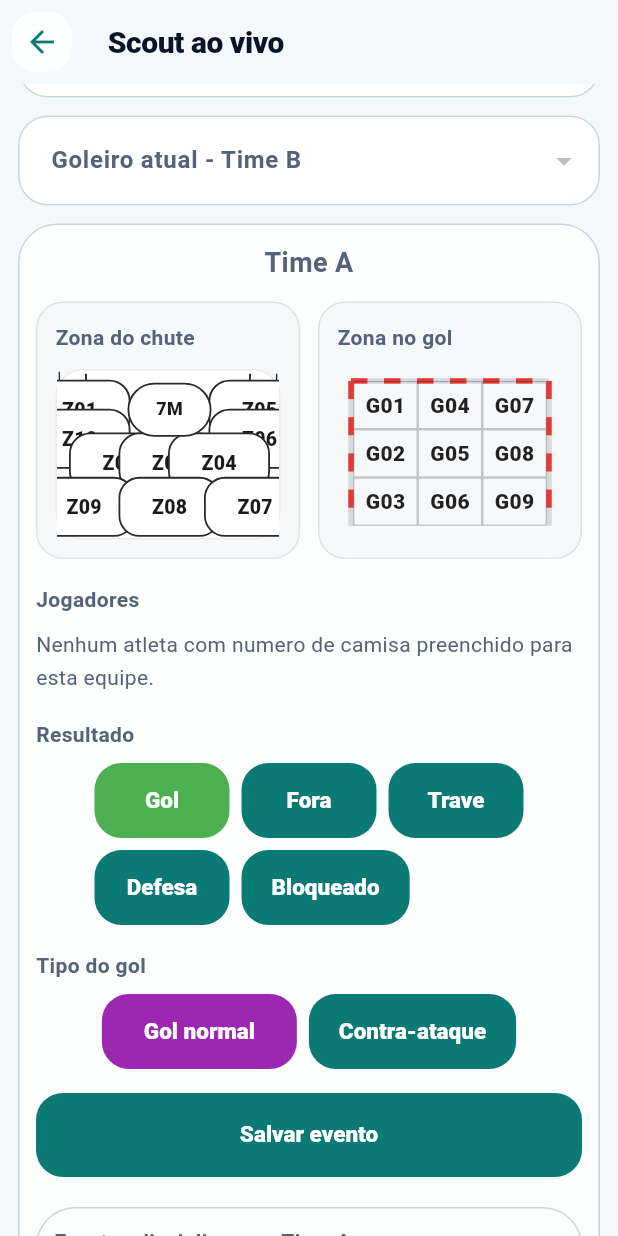
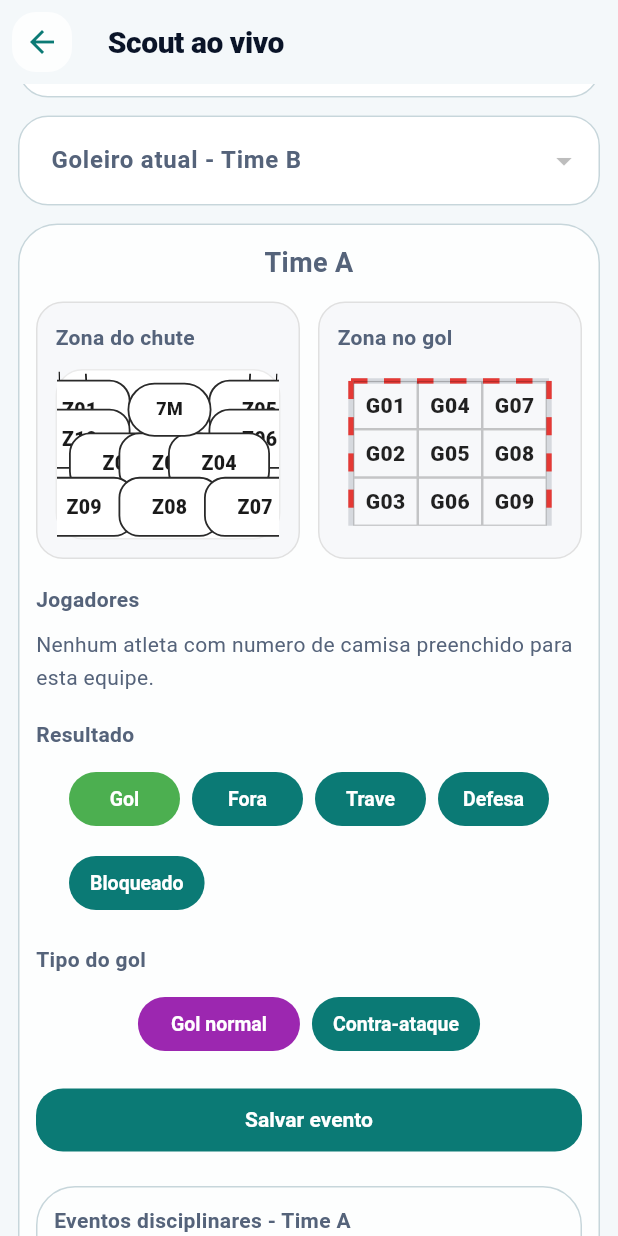
Before and after one commit to luzass/handbrasilstats, a Flutter app: the LiveScoutPage screen opened directly with empty values, scrolled down 576 dp, on a phone screen of 412 x 824 dp. Run offline on Flutter 3.47's test engine with Material 3 defaults, Android fonts, the phone set to English and light mode, and no system bars; our stand-ins replace file_picker, flutter_dotenv, flutter_riverpod, supabase_flutter; accounts and stored records are empty.

Commit message:
Compacta botoes de acao no scout

```diff
--- a/lib/modules/scout/live_scout_page.dart
+++ b/lib/modules/scout/live_scout_page.dart
@@ -881,7 +881,12 @@ class _LiveScoutPageState extends State<LiveScoutPage> {
       return ElevatedButton(
         style: ElevatedButton.styleFrom(
           backgroundColor: isSelected ? Colors.green : null,
-          minimumSize: const Size(90, 44),
+          minimumSize: const Size(74, 36),
+          padding: const EdgeInsets.symmetric(horizontal: 14, vertical: 8),
+          textStyle: const TextStyle(
+            fontSize: 13,
+            fontWeight: FontWeight.w700,
+          ),
         ),
         onPressed: () => onSelected(value),
         child: Text(label),
@@ -911,7 +916,12 @@ class _LiveScoutPageState extends State<LiveScoutPage> {
       return ElevatedButton(
         style: ElevatedButton.styleFrom(
           backgroundColor: isSelected ? Colors.purple : null,
-          minimumSize: const Size(130, 44),
+          minimumSize: const Size(108, 36),
+          padding: const EdgeInsets.symmetric(horizontal: 14, vertical: 8),
+          textStyle: const TextStyle(
+            fontSize: 13,
+            fontWeight: FontWeight.w700,
+          ),
         ),
         onPressed: () => onSelected(value),
         child: Text(label),
@@ -1041,7 +1051,12 @@ class _LiveScoutPageState extends State<LiveScoutPage> {
       return ElevatedButton(
         style: ElevatedButton.styleFrom(
           backgroundColor: isSelected ? Colors.teal : null,
-          minimumSize: const Size(110, 44),
+          minimumSize: const Size(94, 36),
+          padding: const EdgeInsets.symmetric(horizontal: 14, vertical: 8),
+          textStyle: const TextStyle(
+            fontSize: 13,
+            fontWeight: FontWeight.w700,
+          ),
         ),
         onPressed: () => onSelected(value),
         child: Text(label),
@@ -1495,6 +1510,14 @@ Widget _buildMatchHeader({
             SizedBox(
               width: double.infinity,
               child: ElevatedButton(
+                style: ElevatedButton.styleFrom(
+                  minimumSize: const Size.fromHeight(42),
+                  padding: const EdgeInsets.symmetric(horizontal: 16, vertical: 10),
+                  textStyle: const TextStyle(
+                    fontSize: 14,
+                    fontWeight: FontWeight.w700,
+                  ),
+                ),
                 onPressed: isSaving ? null : onSave,
                 child: isSaving
                     ? const CircularProgressIndicator()
@@ -1660,6 +1683,14 @@ Widget _buildMatchHeader({
             SizedBox(
               width: double.infinity,
               child: ElevatedButton(
+                style: ElevatedButton.styleFrom(
+                  minimumSize: const Size.fromHeight(42),
+                  padding: const EdgeInsets.symmetric(horizontal: 16, vertical: 10),
+                  textStyle: const TextStyle(
+                    fontSize: 14,
+                    fontWeight: FontWeight.w700,
+                  ),
+                ),
                 onPressed: isSaving ? null : onSave,
                 child: isSaving
                     ? const CircularProgressIndicator()
```
